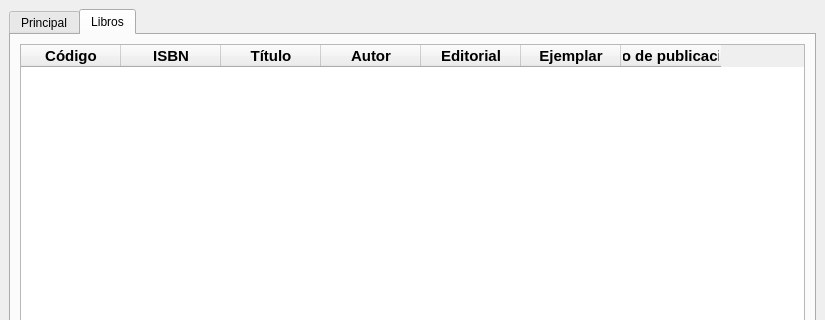
First picture: the form in mainwindow.ui, repository AdrianPrietoLozano/biblioteca, before the edit; both pictures show x 0 to 825 and y 0 to 320 of the 825 by 537 pixel window.
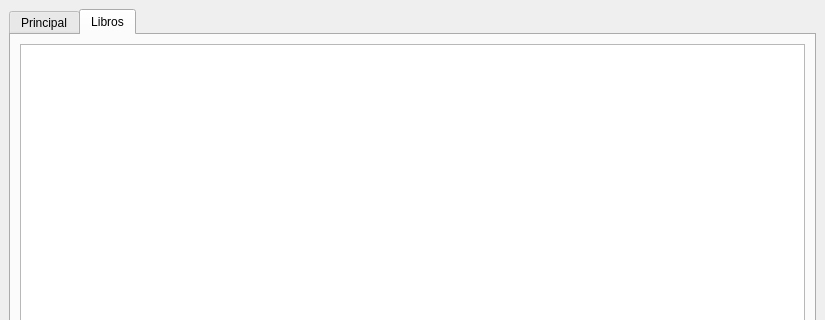
Second picture: the form after the edit. The open tabs and pages were chosen to show the change. Icons and pictures are not drawn.

Commit message: Se cambio el QTableWidget por un QTableView y se corrigierón algunos errores

```diff
--- a/mainwindow.ui
+++ b/mainwindow.ui
@@ -18,7 +18,7 @@
     <item row="0" column="0">
      <widget class="QTabWidget" name="tabWidget">
       <property name="currentIndex">
-       <number>0</number>
+       <number>1</number>
       </property>
       <widget class="QWidget" name="tab">
        <attribute name="title">
@@ -69,157 +69,23 @@
         <string>Libros</string>
        </attribute>
        <layout class="QGridLayout" name="gridLayout_2">
-        <item row="0" column="0" colspan="2">
-         <widget class="QTableWidget" name="tableLibros">
-          <column>
-           <property name="text">
-            <string>Código</string>
-           </property>
-           <property name="font">
-            <font>
-             <pointsize>11</pointsize>
-             <weight>75</weight>
-             <bold>true</bold>
-            </font>
-           </property>
-           <property name="background">
-            <color>
-             <red>208</red>
-             <green>208</green>
-             <blue>208</blue>
-            </color>
-           </property>
-          </column>
-          <column>
-           <property name="text">
-            <string>ISBN</string>
-           </property>
-           <property name="font">
-            <font>
-             <pointsize>11</pointsize>
-             <weight>75</weight>
-             <bold>true</bold>
-            </font>
-           </property>
-           <property name="background">
-            <color>
-             <red>208</red>
-             <green>208</green>
-             <blue>208</blue>
-            </color>
-           </property>
-          </column>
-          <column>
-           <property name="text">
-            <string>Título</string>
-           </property>
-           <property name="font">
-            <font>
-             <pointsize>11</pointsize>
-             <weight>75</weight>
-             <bold>true</bold>
-            </font>
-           </property>
-           <property name="background">
-            <color>
-             <red>208</red>
-             <green>208</green>
-             <blue>208</blue>
-            </color>
-           </property>
-          </column>
-          <column>
-           <property name="text">
-            <string>Autor</string>
-           </property>
-           <property name="font">
-            <font>
-             <pointsize>11</pointsize>
-             <weight>75</weight>
-             <bold>true</bold>
-            </font>
-           </property>
-           <property name="background">
-            <color>
-             <red>208</red>
-             <green>208</green>
-             <blue>208</blue>
-            </color>
-           </property>
-          </column>
-          <column>
-           <property name="text">
-            <string>Editorial</string>
-           </property>
-           <property name="font">
-            <font>
-             <pointsize>11</pointsize>
-             <weight>75</weight>
-             <bold>true</bold>
-            </font>
-           </property>
-           <property name="background">
-            <color>
-             <red>208</red>
-             <green>208</green>
-             <blue>208</blue>
-            </color>
-           </property>
-          </column>
-          <column>
-           <property name="text">
-            <string>Ejemplar</string>
-           </property>
-           <property name="font">
-            <font>
-             <pointsize>11</pointsize>
-             <weight>75</weight>
-             <bold>true</bold>
-            </font>
-           </property>
-           <property name="background">
-            <color>
-             <red>208</red>
-             <green>208</green>
-             <blue>208</blue>
-            </color>
-           </property>
-          </column>
-          <column>
-           <property name="text">
-            <string>Año de publicación</string>
-           </property>
-           <property name="font">
-            <font>
-             <pointsize>11</pointsize>
-             <weight>75</weight>
-             <bold>true</bold>
-            </font>
-           </property>
-           <property name="background">
-            <color>
-             <red>208</red>
-             <green>208</green>
-             <blue>208</blue>
-            </color>
-           </property>
-          </column>
-         </widget>
-        </item>
-        <item row="1" column="0">
+        <item row="2" column="0">
          <widget class="QPushButton" name="pushButton">
           <property name="text">
            <string>Agregar libro</string>
           </property>
          </widget>
         </item>
-        <item row="1" column="1">
+        <item row="2" column="1">
          <widget class="QPushButton" name="pushButton_2">
           <property name="text">
            <string>Mostrar libros</string>
           </property>
          </widget>
         </item>
+        <item row="1" column="0" colspan="2">
+         <widget class="QTableView" name="tableViewLibros"/>
+        </item>
        </layout>
       </widget>
      </widget>
```
The commit also changes 3 other files.
